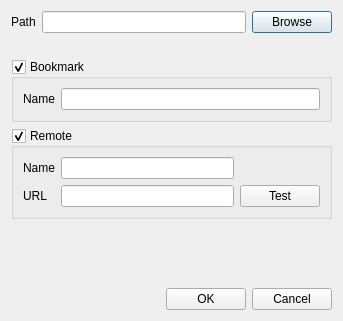
Old version of the form src/CreateRepositoryDialog.ui in the repository soramimi/Guitar.
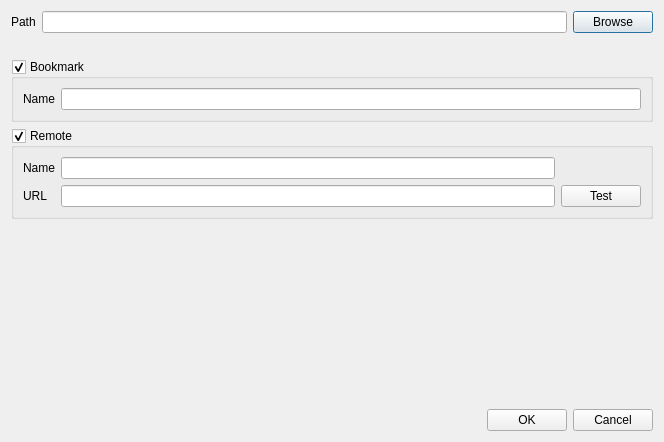
New version of the form. Custom widgets are drawn as their Qt base class.

What changed in the file:
```diff
--- a/src/CreateRepositoryDialog.ui
+++ b/src/CreateRepositoryDialog.ui
@@ -6,8 +6,8 @@
    <rect>
     <x>0</x>
     <y>0</y>
-    <width>343</width>
-    <height>321</height>
+    <width>664</width>
+    <height>442</height>
    </rect>
   </property>
   <property name="windowTitle">
```
